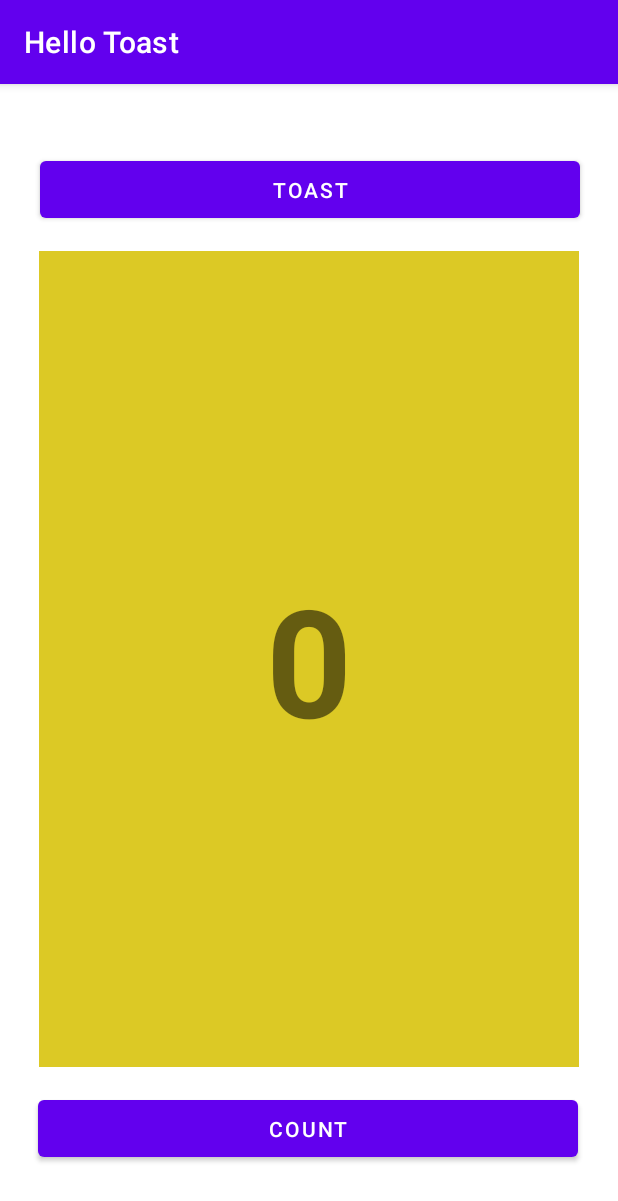
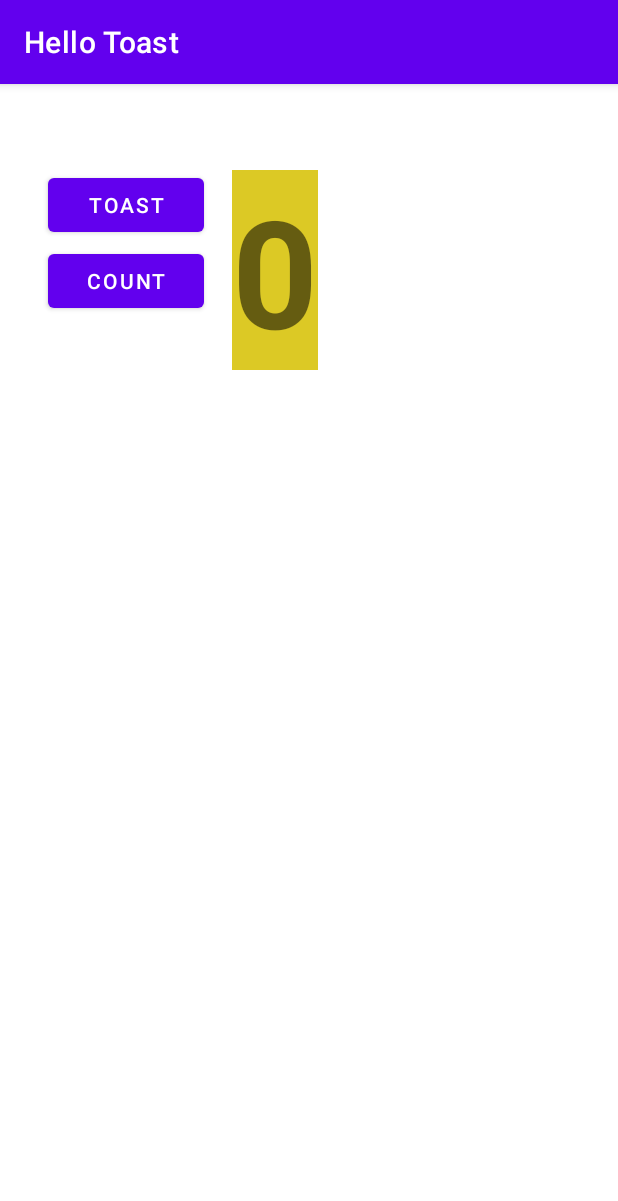
Before and after one commit to doquangtung/AndroidStudioApp, an Android app: the screen it shows after launch (MainActivity), on a phone screen of 412 x 824 dp. Shown: the top 1201 px of the screen. Run offline under Robolectric (Android 15) with nearby library versions, the phone set to English and light mode, and no system bars.

```diff
--- a/app/src/main/res/layout/activity_main.xml
+++ b/app/src/main/res/layout/activity_main.xml
@@ -8,43 +8,44 @@
 
     <TextView
         android:id="@+id/cnt"
-        android:layout_width="360dp"
-        android:layout_height="544dp"
+        android:layout_width="wrap_content"
+        android:layout_height="wrap_content"
         android:background="#DCC925"
         android:gravity="center"
         android:text="0"
         android:textSize="100sp"
         android:textStyle="bold"
         app:layout_constraintBottom_toBottomOf="parent"
+        app:layout_constraintHorizontal_bias="0.436"
         app:layout_constraintLeft_toLeftOf="parent"
         app:layout_constraintRight_toRightOf="parent"
         app:layout_constraintTop_toTopOf="parent"
-        app:layout_constraintVertical_bias="0.497" />
+        app:layout_constraintVertical_bias="0.09" />
 
     <Button
         android:id="@+id/button1"
-        android:layout_width="360dp"
-        android:layout_height="50dp"
+        android:layout_width="104dp"
+        android:layout_height="48dp"
         android:onClick="toast"
         android:text="@string/TOAST"
         app:layout_constraintBottom_toBottomOf="parent"
         app:layout_constraintEnd_toEndOf="parent"
-        app:layout_constraintHorizontal_bias="0.509"
+        app:layout_constraintHorizontal_bias="0.104"
         app:layout_constraintStart_toStartOf="parent"
         app:layout_constraintTop_toTopOf="parent"
-        app:layout_constraintVertical_bias="0.063" />
+        app:layout_constraintVertical_bias="0.079" />
 
     <Button
         android:id="@+id/button2"
-        android:layout_width="360dp"
-        android:layout_height="50dp"
+        android:layout_width="104dp"
+        android:layout_height="48dp"
         android:onClick="count"
         android:text="@string/COUNT"
         app:layout_constraintBottom_toBottomOf="parent"
         app:layout_constraintEnd_toEndOf="parent"
-        app:layout_constraintHorizontal_bias="0.49"
+        app:layout_constraintHorizontal_bias="0.104"
         app:layout_constraintStart_toStartOf="parent"
         app:layout_constraintTop_toTopOf="parent"
-        app:layout_constraintVertical_bias="0.935" />
+        app:layout_constraintVertical_bias="0.149" />
 
 </androidx.constraintlayout.widget.ConstraintLayout>
```
